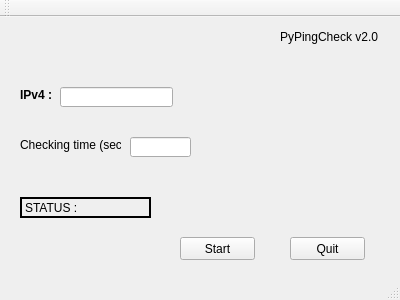
Qt form mainwindow.ui (qaoru/PingCheck) before a commit.
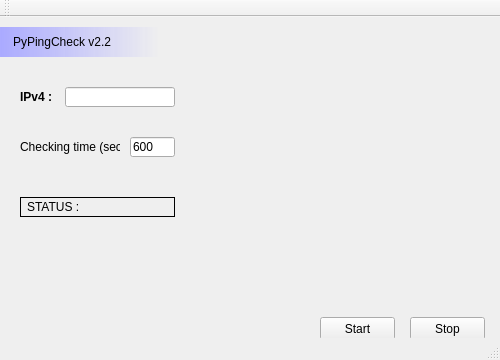
The same form after that commit.

Patch:
```diff
--- a/mainwindow.ui
+++ b/mainwindow.ui
@@ -6,8 +6,8 @@
    <rect>
     <x>0</x>
     <y>0</y>
-    <width>400</width>
-    <height>300</height>
+    <width>500</width>
+    <height>360</height>
    </rect>
   </property>
   <property name="windowTitle">
@@ -22,8 +22,8 @@
      <rect>
       <x>20</x>
       <y>70</y>
-      <width>31</width>
-      <height>16</height>
+      <width>35</width>
+      <height>20</height>
      </rect>
     </property>
     <property name="styleSheet">
@@ -38,8 +38,8 @@
      <rect>
       <x>20</x>
       <y>120</y>
-      <width>101</width>
-      <height>16</height>
+      <width>100</width>
+      <height>20</height>
      </rect>
     </property>
     <property name="text">
@@ -49,9 +49,9 @@
    <widget class="QLineEdit" name="input_ip">
     <property name="geometry">
      <rect>
-      <x>60</x>
+      <x>65</x>
       <y>70</y>
-      <width>113</width>
+      <width>110</width>
       <height>20</height>
      </rect>
     </property>
@@ -61,19 +61,19 @@
      <rect>
       <x>130</x>
       <y>120</y>
-      <width>61</width>
+      <width>45</width>
       <height>20</height>
      </rect>
     </property>
     <property name="text">
-     <string/>
+     <string>600</string>
     </property>
    </widget>
    <widget class="QPushButton" name="button_start">
     <property name="geometry">
      <rect>
-      <x>180</x>
-      <y>220</y>
+      <x>320</x>
+      <y>300</y>
       <width>75</width>
       <height>23</height>
      </rect>
@@ -85,27 +85,33 @@
    <widget class="QPushButton" name="button_stop">
     <property name="geometry">
      <rect>
-      <x>290</x>
-      <y>220</y>
+      <x>410</x>
+      <y>300</y>
       <width>75</width>
       <height>23</height>
      </rect>
     </property>
     <property name="text">
-     <string>Quit</string>
+     <string>Stop</string>
     </property>
    </widget>
    <widget class="QLabel" name="label_title">
     <property name="geometry">
      <rect>
-      <x>280</x>
+      <x>0</x>
       <y>10</y>
-      <width>101</width>
-      <height>20</height>
+      <width>160</width>
+      <height>30</height>
      </rect>
     </property>
+    <property name="styleSheet">
+     <string notr="true">font: 75 italic 13pt &quot;Comic Sans MS&quot;;
+
+padding-left: 10px;
+background-color:qlineargradient(spread:pad, x1:0, y1:0, x2:1, y2:0, stop:0 rgba(170, 170, 255, 255), stop:1 rgba(255, 255, 255, 0));</string>
+    </property>
     <property name="text">
-     <string>PyPingCheck v2.0</string>
+     <string>PyPingCheck v2.2</string>
     </property>
    </widget>
    <widget class="QLabel" name="lalbel_status">
@@ -113,17 +119,44 @@
      <rect>
       <x>20</x>
       <y>180</y>
-      <width>131</width>
-      <height>21</height>
+      <width>155</width>
+      <height>20</height>
      </rect>
     </property>
     <property name="styleSheet">
-     <string notr="true">border: 2px ridge black;</string>
+     <string notr="true">border: 1px ridge black;
+padding-left: 3px;</string>
     </property>
     <property name="text">
      <string>STATUS :</string>
     </property>
    </widget>
+   <widget class="QLabel" name="label_iperror">
+    <property name="geometry">
+     <rect>
+      <x>185</x>
+      <y>70</y>
+      <width>100</width>
+      <height>20</height>
+     </rect>
+    </property>
+    <property name="text">
+     <string/>
+    </property>
+   </widget>
+   <widget class="QLabel" name="label_timerror">
+    <property name="geometry">
+     <rect>
+      <x>185</x>
+      <y>120</y>
+      <width>100</width>
+      <height>20</height>
+     </rect>
+    </property>
+    <property name="text">
+     <string/>
+    </property>
+   </widget>
   </widget>
   <widget class="QToolBar" name="mainToolBar">
    <attribute name="toolBarArea">
```
